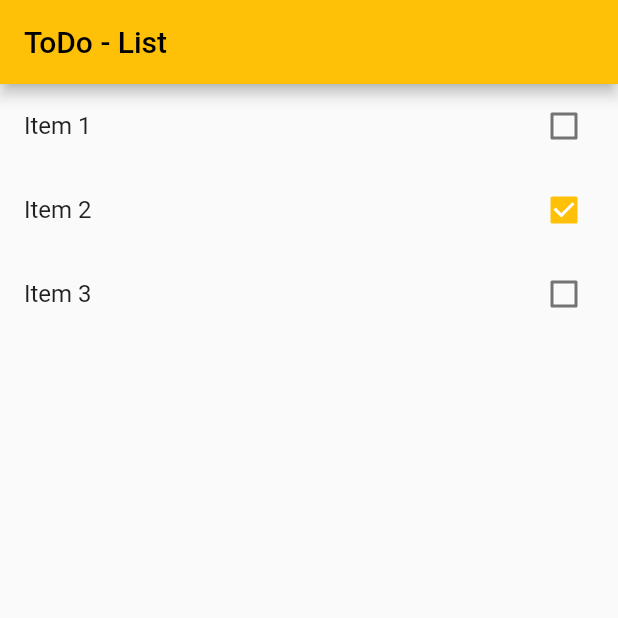
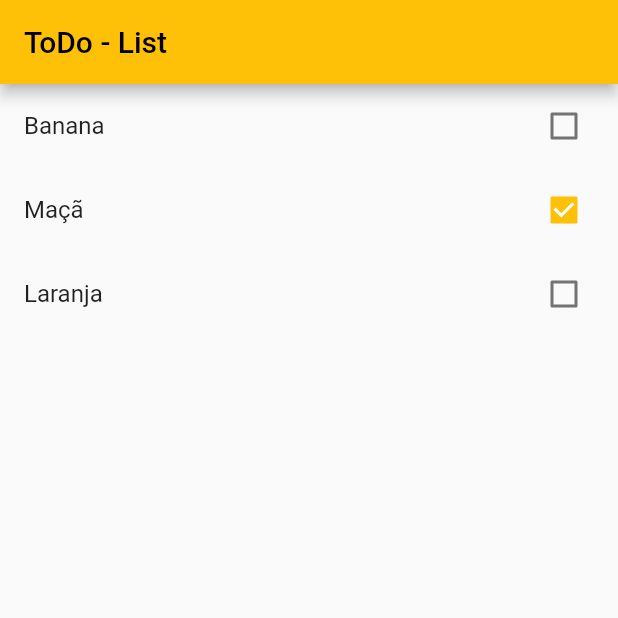
Before and after one commit to natanael-vieira/todo, a Flutter app: the screen it shows after launch, on a phone screen of 412 x 824 dp, the top half of it. Run offline on Flutter 3.47's test engine with Material 2 defaults, Android fonts, the phone set to English and light mode, and no system bars.

Commit message:
Update main.dart
Usando setState para alterar o estado do item que foi selecionado ou retirado a seleção dele.

```diff
--- a/lib/main.dart
+++ b/lib/main.dart
@@ -26,9 +26,9 @@ class HomePage extends StatefulWidget {
 
   HomePage({Key? key}) : super(key: key) {
     items = [];
-    items.add(Item(title: "Item 1", done: false));
-    items.add(Item(title: "Item 2", done: true));
-    items.add(Item(title: "Item 3", done: false));
+    items.add(Item(title: "Banana", done: false));
+    items.add(Item(title: "Maçã", done: true));
+    items.add(Item(title: "Laranja", done: false));
   }
 
   @override
@@ -54,7 +54,11 @@ class _HomePageState extends State<HomePage> {
             title: Text(item.title!),
             key: Key(item.title!),
             value: item.done,
-            onChanged: (value) {},
+            onChanged: (value) {
+              setState(() {
+                item.done = value;
+              });
+            },
           );
         },
       ),
```
